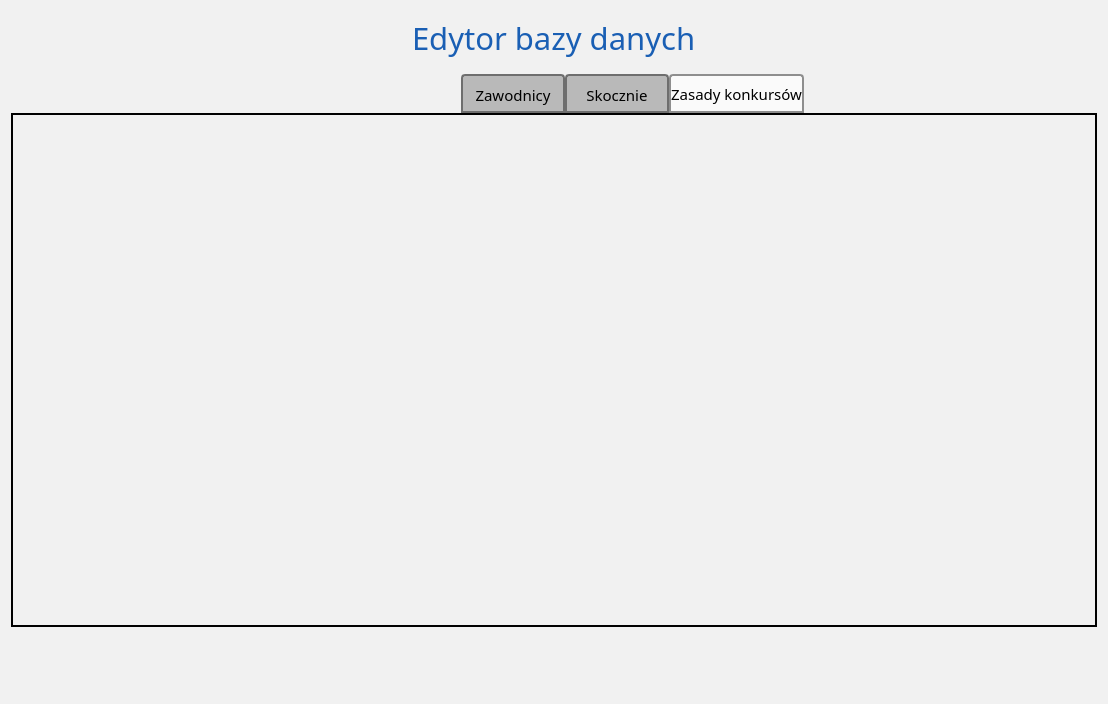
Old version of the form UI/DatabaseEditor/DatabaseEditorWindow.ui in the repository SiekamCebule/sj-sim.
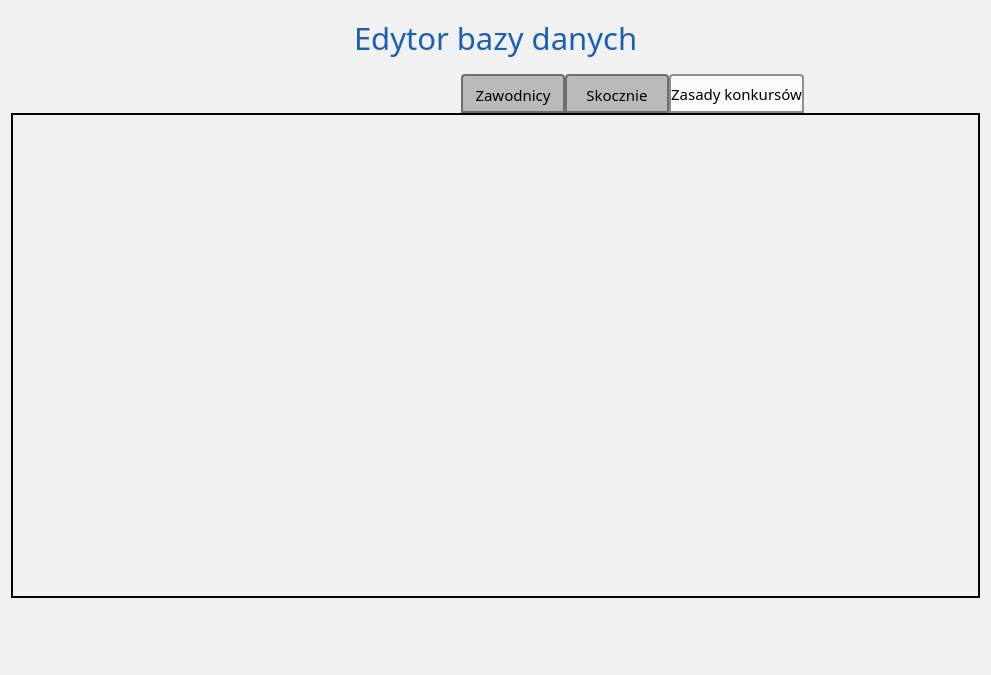
New version of the form. The open tabs and pages were chosen to show the change. Icons and pictures are not drawn.

What changed in the file:
```diff
--- a/UI/DatabaseEditor/DatabaseEditorWindow.ui
+++ b/UI/DatabaseEditor/DatabaseEditorWindow.ui
@@ -6,8 +6,8 @@
    <rect>
     <x>0</x>
     <y>0</y>
-    <width>1108</width>
-    <height>704</height>
+    <width>991</width>
+    <height>675</height>
    </rect>
   </property>
   <property name="windowTitle">
@@ -308,7 +308,7 @@
             <x>0</x>
             <y>0</y>
             <width>548</width>
-            <height>483</height>
+            <height>454</height>
            </rect>
           </property>
           <layout class="QVBoxLayout" name="verticalLayout_4">
```
Left out of the diff: 6 changed lines with no effect on the pictures.
